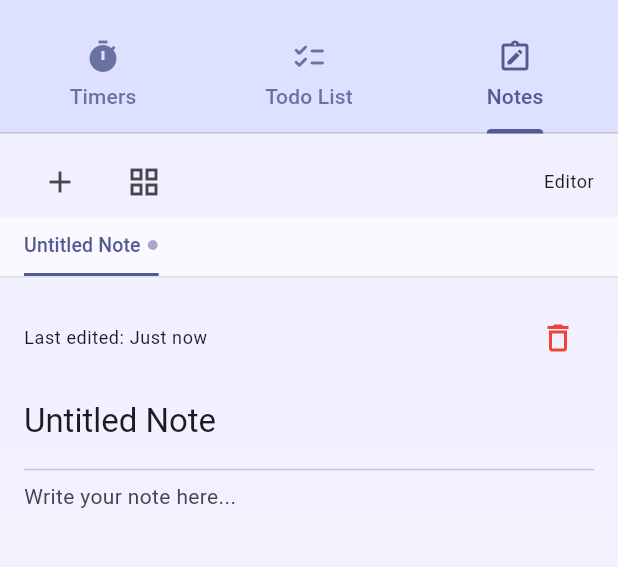
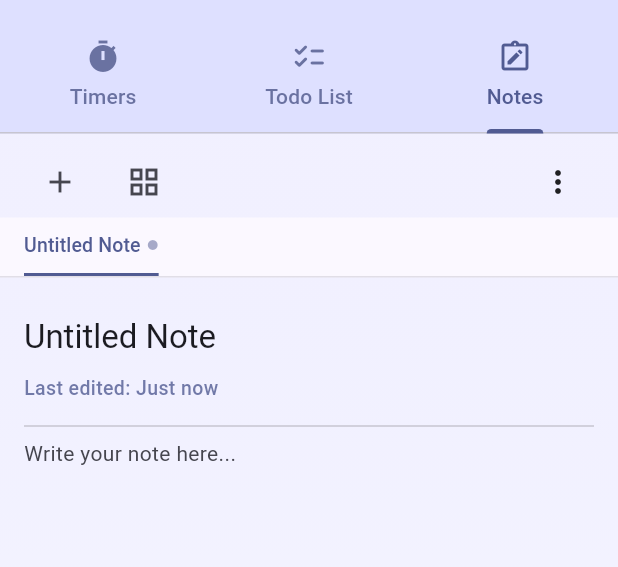
Before and after one commit to mitchell-wallace/Chronii, a Flutter app: the screen it shows once a user with an empty profile is signed in, tab 3 chosen, on a phone screen of 412 x 824 dp, the part 63-630 px from its top. Run offline on Flutter 3.47's test engine with Material 3 defaults, Android fonts, the phone set to English and light mode, and no system bars; our stand-ins replace cloud_firestore, firebase_auth, firebase_core, shared_preferences; missing offline and left inert: window_manager; accounts and stored records are empty; generated files the repository leaves out were written again.

Commit message:
Refactor action menus with BaseMenuButton component for consistency

```diff
--- a/lib/screens/note_screen.dart
+++ b/lib/screens/note_screen.dart
@@ -4,6 +4,7 @@ import '../services/note_service.dart';
 import '../widgets/base/base_empty_state.dart';
 import '../widgets/note/note_editor.dart';
 import '../widgets/note/note_grid.dart';
+import '../widgets/note/note_menu_actions.dart';
 
 /// Screen for displaying and managing notes
 class NoteScreen extends StatefulWidget {
@@ -156,14 +157,25 @@ class _NoteScreenState extends State<NoteScreen> with TickerProviderStateMixin {
                 onPressed: _toggleViewMode,
               ),
 
-              // Spacer to push tab bar to center
+              // Spacer to push actions to the right
               const Spacer(),
 
-              // View mode indicator
-              Text(
-                _isGridMode ? 'Grid View' : 'Editor',
-                style: theme.textTheme.bodySmall,
-              ),
+              // Note menu button (only in editor mode and when there are notes)
+              if (!_isGridMode && _noteService.notes.isNotEmpty)
+                NoteMenuButton(
+                  note: _noteService.notes[_tabController.index],
+                  onUpdate: (_) {}, // No action needed as we're already in edit mode
+                  onDelete: () {
+                    if (_noteService.notes.isEmpty) return;
+
+                    final currentNoteIndex = _tabController.index;
+                    if (currentNoteIndex >= 0 && currentNoteIndex < _noteService.notes.length) {
+                      final currentNoteId = _noteService.notes[currentNoteIndex].id;
+                      _deleteNote(currentNoteId);
+                    }
+                  },
+                  includeDelete: true,
+                ),
             ],
           ),
         ),
--- /dev/null
+++ b/lib/widgets/base/base_menu_actions.dart
@@ -0,0 +1,51 @@
+import 'package:flutter/material.dart';
+
+/// A generic base class for menu action buttons (three dots) with consistent styling
+class BaseMenuButton extends StatelessWidget {
+  /// The icon to use for the button (defaults to three vertical dots)
+  final IconData icon;
+
+  /// The menu items to display
+  final List<PopupMenuItem<String>> items;
+
+  /// Callback when an item is selected
+  final Function(String) onSelected;
+
+  /// Constructor
+  const BaseMenuButton({
+    super.key,
+    this.icon = Icons.more_vert,
+    required this.items,
+    required this.onSelected,
+  });
+
+  @override
+  Widget build(BuildContext context) {
+    return PopupMenuButton<String>(
+      icon: Icon(icon),
+      shape: RoundedRectangleBorder(borderRadius: BorderRadius.circular(8)),
+      onSelected: onSelected,
+      itemBuilder: (context) => items,
+    );
+  }
+
+  /// Helper method to create a standard menu item
+  static PopupMenuItem<String> createMenuItem({
+    required String value,
+    required IconData icon,
+    required String text,
+    Color? iconColor,
+    Color? textColor,
+  }) {
+    return PopupMenuItem<String>(
+      value: value,
+      child: Row(
+        children: [
+          Icon(icon, size: 20, color: iconColor),
+          const SizedBox(width: 8),
+          Text(text, style: textColor != null ? TextStyle(color: textColor) : null),
+        ],
+      ),
+    );
+  }
+}
--- a/lib/widgets/note/note_editor.dart
+++ b/lib/widgets/note/note_editor.dart
@@ -129,28 +129,6 @@ class _NoteEditorState extends State<NoteEditor> {
       child: Column(
         crossAxisAlignment: CrossAxisAlignment.start,
         children: [
-          // Note toolbar with delete button
-          Row(
-            children: [
-              // Display last edited time
-              Text(
-                'Last edited: ${_formatDate(widget.note.updatedAt)}',
-                style: theme.textTheme.bodySmall,
-              ),
-
-              const Spacer(),
-
-              // Delete note button
-              IconButton(
-                icon: const Icon(Icons.delete_outline, color: Colors.red),
-                tooltip: 'Delete Note',
-                onPressed: _confirmDeleteNote,
-              ),
-            ],
-          ),
-
-          const SizedBox(height: 8),
-
           // Title field
           TextField(
             controller: _titleController,
@@ -161,6 +139,19 @@ class _NoteEditorState extends State<NoteEditor> {
               contentPadding: EdgeInsets.symmetric(vertical: 8),
             ),
             maxLines: 1,
+          ),
+
+          // Display last edited time - more prominent now
+          Padding(
+            padding: const EdgeInsets.only(bottom: 8.0),
+            child: Text(
+              'Last edited: ${_formatDate(widget.note.updatedAt)}',
+              style: TextStyle(
+                fontSize: 13,
+                fontWeight: FontWeight.w500,
+                color: theme.colorScheme.primary.withOpacity(0.8),
+              ),
+            ),
           ),
 
           const Divider(),
--- /dev/null
+++ b/lib/widgets/note/note_menu_actions.dart
@@ -0,0 +1,64 @@
+import 'package:flutter/material.dart';
+import '../../models/note_model.dart';
+import '../base/base_menu_actions.dart';
+
+/// A button to show the note options menu (three vertical dots)
+class NoteMenuButton extends StatelessWidget {
+  /// The note associated with this menu
+  final Note note;
+
+  /// Callback when the note is updated
+  final Function(Note) onUpdate;
+
+  /// Callback when the note is deleted
+  final VoidCallback onDelete;
+
+  /// Whether to include delete option
+  final bool includeDelete;
+
+  /// Constructor
+  const NoteMenuButton({
+    super.key,
+    required this.note,
+    required this.onUpdate,
+    required this.onDelete,
+    this.includeDelete = true,
+  });
+
+  @override
+  Widget build(BuildContext context) {
+    final menuItems = <PopupMenuItem<String>>[];
+
+    // Edit option
+    menuItems.add(
+      BaseMenuButton.createMenuItem(
+        value: 'edit',
+        icon: Icons.edit,
+        text: 'Edit',
+      ),
+    );
+
+    // Delete option (if included)
+    if (includeDelete) {
+      menuItems.add(
+        BaseMenuButton.createMenuItem(
+          value: 'delete',
+          icon: Icons.delete,
+          text: 'Delete',
+        ),
+      );
+    }
+
+    return BaseMenuButton(
+      items: menuItems,
+      onSelected: (value) {
+        if (value == 'edit') {
+          // For now, just select the note to edit (handled by parent)
+          onUpdate(note);
+        } else if (value == 'delete') {
+          onDelete();
+        }
+      },
+    );
+  }
+}
```
Also changed, not shown: lib/widgets/note/note_grid.dart (+5 -35 lines), lib/widgets/timer/timer_menu_actions.dart (+16 -25 lines), lib/widgets/todo/todo_menu_actions.dart (+16 -25 lines).
